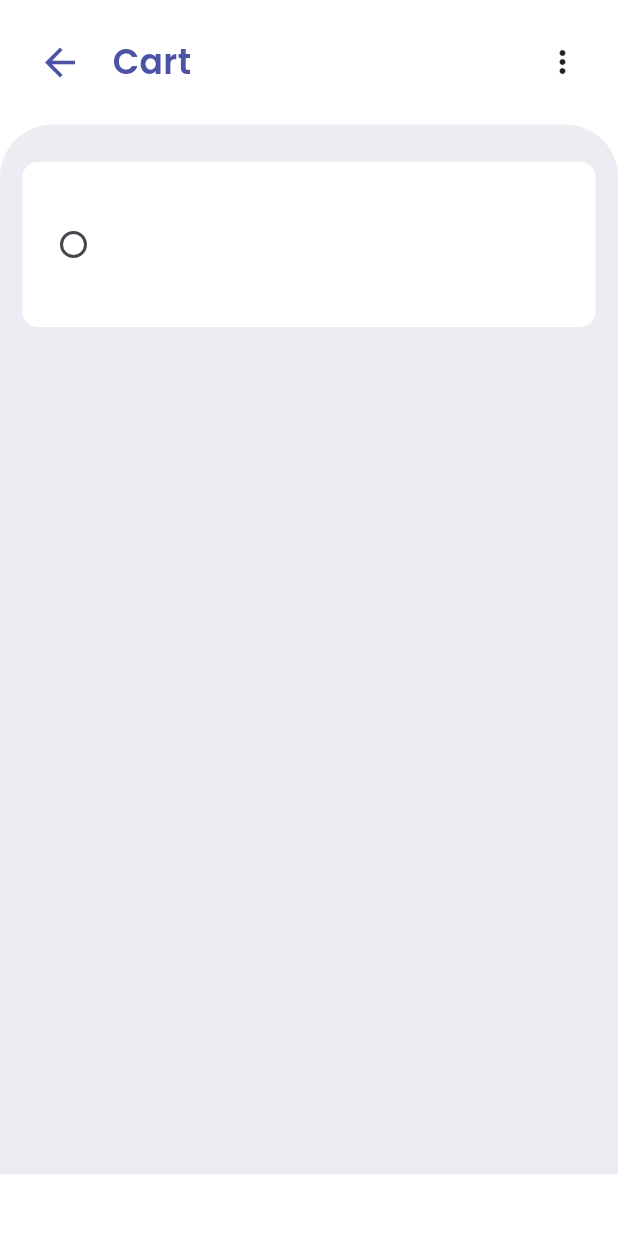
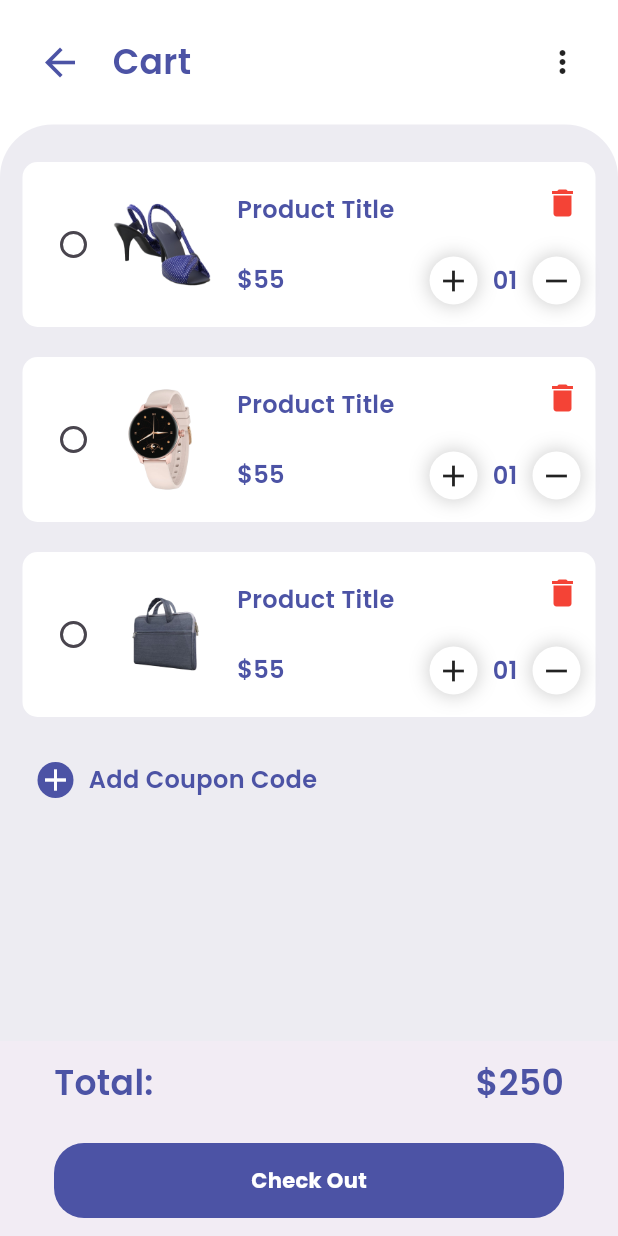
Before and after one commit to Ibrahim-K98han/flutter_shop_app, a Flutter app: the CartPage screen opened by its route, on a phone screen of 412 x 824 dp. Run offline on Flutter 3.47's test engine with Material 3 defaults, Android fonts, the phone set to English and light mode, and no system bars; our stand-ins replace curved_navigation_bar, flutter_rating_bar, google_fonts.

Commit message:
details screen

```diff
--- a/lib/main.dart
+++ b/lib/main.dart
@@ -1,6 +1,7 @@
 import 'package:flutter/material.dart';
 import 'package:flutter_shopping_app_ui/pages/cart/cart_page.dart';
 import 'package:flutter_shopping_app_ui/pages/home/home_page.dart';
+import 'package:flutter_shopping_app_ui/pages/item/item_page.dart';
 
 void main() {
   runApp(const MyApp());
@@ -21,6 +22,7 @@
       routes: {
         '/': (context) => const HomePage(),
         'cartPage': (context) => const CartPage(),
+        'itemPage': (context) => const ItemPage(),
       },
     );
   }
--- a/lib/pages/cart/cart_page.dart
+++ b/lib/pages/cart/cart_page.dart
@@ -1,6 +1,8 @@
 import 'package:flutter/material.dart';
 import 'package:flutter_shopping_app_ui/common/custom_appbar.dart';
+import 'package:flutter_shopping_app_ui/constants/text_font_style.dart';
 import 'package:flutter_shopping_app_ui/gen/colors.gen.dart';
+import 'package:flutter_shopping_app_ui/pages/cart/widget/cart_bottom_nav_bar.dart';
 import 'package:flutter_shopping_app_ui/pages/cart/widget/cart_item_sample_widget.dart';
 
 class CartPage extends StatelessWidget {
@@ -32,11 +34,38 @@ class CartPage extends StatelessWidget {
             child: Column(
               children: [
                 CartItemSampleWidget(),
+                Container(
+                  margin: EdgeInsets.symmetric(vertical: 10, horizontal: 15),
+                  padding: EdgeInsets.all(10),
+                  child: Row(
+                    children: [
+                      Container(
+                        decoration: BoxDecoration(
+                          color: AppColors.c4C53A5,
+                          borderRadius: BorderRadius.circular(20),
+                        ),
+                        child: Icon(
+                          Icons.add,
+                          color: Colors.white,
+                        ),
+                      ),
+                      Padding(
+                        padding: EdgeInsets.symmetric(horizontal: 10),
+                        child: Text(
+                          'Add Coupon Code',
+                          style:
+                              TextFontStyle.headline16w600c4C53A5StylePoppins,
+                        ),
+                      )
+                    ],
+                  ),
+                )
               ],
             ),
           ),
         ],
       ),
+      bottomNavigationBar: CartBottomNavBar(),
     );
   }
 }
--- /dev/null
+++ b/lib/pages/cart/widget/cart_bottom_nav_bar.dart
@@ -0,0 +1,50 @@
+import 'package:flutter/material.dart';
+import 'package:flutter_shopping_app_ui/constants/text_font_style.dart';
+import 'package:flutter_shopping_app_ui/gen/colors.gen.dart';
+
+class CartBottomNavBar extends StatelessWidget {
+  const CartBottomNavBar({super.key});
+
+  @override
+  Widget build(BuildContext context) {
+    return BottomAppBar(
+      height: 130,
+      child: Container(
+        padding: EdgeInsets.symmetric(
+          horizontal: 20,
+        ),
+        child: Column(
+          mainAxisAlignment: MainAxisAlignment.spaceBetween,
+          children: [
+            Row(
+              mainAxisAlignment: MainAxisAlignment.spaceBetween,
+              children: [
+                Text(
+                  'Total:',
+                  style: TextFontStyle.headline23w600c4C53A5StylePoppins,
+                ),
+                Text(
+                  '\$250',
+                  style: TextFontStyle.headline23w600c4C53A5StylePoppins,
+                ),
+              ],
+            ),
+            Container(
+              alignment: Alignment.center,
+              height: 50,
+              width: double.maxFinite,
+              decoration: BoxDecoration(
+                color: AppColors.c4C53A5,
+                borderRadius: BorderRadius.circular(20),
+              ),
+              child: Text(
+                'Check Out',
+                style: TextFontStyle.headline14w600ScaffoldColorStylePoppins,
+              ),
+            )
+          ],
+        ),
+      ),
+    );
+  }
+}
--- a/lib/pages/cart/widget/cart_item_sample_widget.dart
+++ b/lib/pages/cart/widget/cart_item_sample_widget.dart
@@ -1,4 +1,6 @@
 import 'package:flutter/material.dart';
+import 'package:flutter_shopping_app_ui/constants/text_font_style.dart';
+import 'package:flutter_shopping_app_ui/gen/colors.gen.dart';
 
 class CartItemSampleWidget extends StatelessWidget {
   const CartItemSampleWidget({super.key});
@@ -7,6 +9,7 @@ class CartItemSampleWidget extends StatelessWidget {
   Widget build(BuildContext context) {
     return Column(
       children: [
+        for (int i = 1; i < 4; i++)
           Container(
             height: 110,
             margin: EdgeInsets.symmetric(horizontal: 15, vertical: 10),
@@ -20,7 +23,93 @@ class CartItemSampleWidget extends StatelessWidget {
                 Radio(
                   value: 'value',
                   groupValue: 'groupValue',
+                  activeColor: AppColors.c4C53A5,
                   onChanged: (index) {},
+                ),
+                Container(
+                  height: 70,
+                  width: 70,
+                  margin: EdgeInsets.only(right: 15),
+                  child: Image.asset('assets/images/$i.png'),
+                ),
+                Padding(
+                  padding: EdgeInsets.symmetric(vertical: 10),
+                  child: Column(
+                    crossAxisAlignment: CrossAxisAlignment.start,
+                    mainAxisAlignment: MainAxisAlignment.spaceBetween,
+                    children: [
+                      Text(
+                        'Product Title',
+                        style: TextFontStyle.headline16w600c4C53A5StylePoppins,
+                      ),
+                      Text(
+                        '\$55',
+                        style: TextFontStyle.headline16w600c4C53A5StylePoppins,
+                      ),
+                    ],
+                  ),
+                ),
+                Spacer(),
+                Padding(
+                  padding: EdgeInsets.symmetric(
+                    vertical: 5,
+                  ),
+                  child: Column(
+                    crossAxisAlignment: CrossAxisAlignment.end,
+                    mainAxisAlignment: MainAxisAlignment.spaceBetween,
+                    children: [
+                      Icon(
+                        Icons.delete,
+                        color: Colors.red,
+                      ),
+                      Row(
+                        children: [
+                          Container(
+                            padding: EdgeInsets.all(4),
+                            decoration: BoxDecoration(
+                              color: Colors.white,
+                              borderRadius: BorderRadius.circular(20),
+                              boxShadow: [
+                                BoxShadow(
+                                  color: Colors.grey.withOpacity(0.5),
+                                  spreadRadius: 1,
+                                  blurRadius: 10,
+                                )
+                              ],
+                            ),
+                            child: Icon(
+                              Icons.add,
+                            ),
+                          ),
+                          Padding(
+                            padding: EdgeInsets.symmetric(horizontal: 10),
+                            child: Text(
+                              '01',
+                              style: TextFontStyle
+                                  .headline16w600c4C53A5StylePoppins,
+                            ),
+                          ),
+                          Container(
+                            padding: EdgeInsets.all(4),
+                            decoration: BoxDecoration(
+                              color: Colors.white,
+                              borderRadius: BorderRadius.circular(20),
+                              boxShadow: [
+                                BoxShadow(
+                                  color: Colors.grey.withOpacity(0.5),
+                                  spreadRadius: 1,
+                                  blurRadius: 10,
+                                )
+                              ],
+                            ),
+                            child: Icon(
+                              Icons.remove,
+                            ),
+                          ),
+                        ],
+                      )
+                    ],
+                  ),
                 )
               ],
             ),
--- a/lib/pages/home/widget/items_widget.dart
+++ b/lib/pages/home/widget/items_widget.dart
@@ -46,7 +46,9 @@ class ItemsWidget extends StatelessWidget {
                   ],
                 ),
                 InkWell(
-                  onTap: () {},
+                  onTap: () {
+                    Navigator.pushNamed(context, 'itemPage');
+                  },
                   child: Container(
                     margin: EdgeInsets.all(10),
                     child: Image.asset(
--- a/pubspec.yaml
+++ b/pubspec.yaml
@@ -37,6 +37,7 @@ dependencies:
   google_fonts: ^6.1.0
   badges: ^3.1.2
   curved_navigation_bar: ^1.0.6
+  flutter_rating_bar: ^4.0.1
 
 dev_dependencies:
   flutter_test:
```
Also changed, not shown: lib/pages/item/item_page.dart (added, +76 -0 lines), pubspec.lock. Lines whose indentation alone changed are shown as unchanged.
